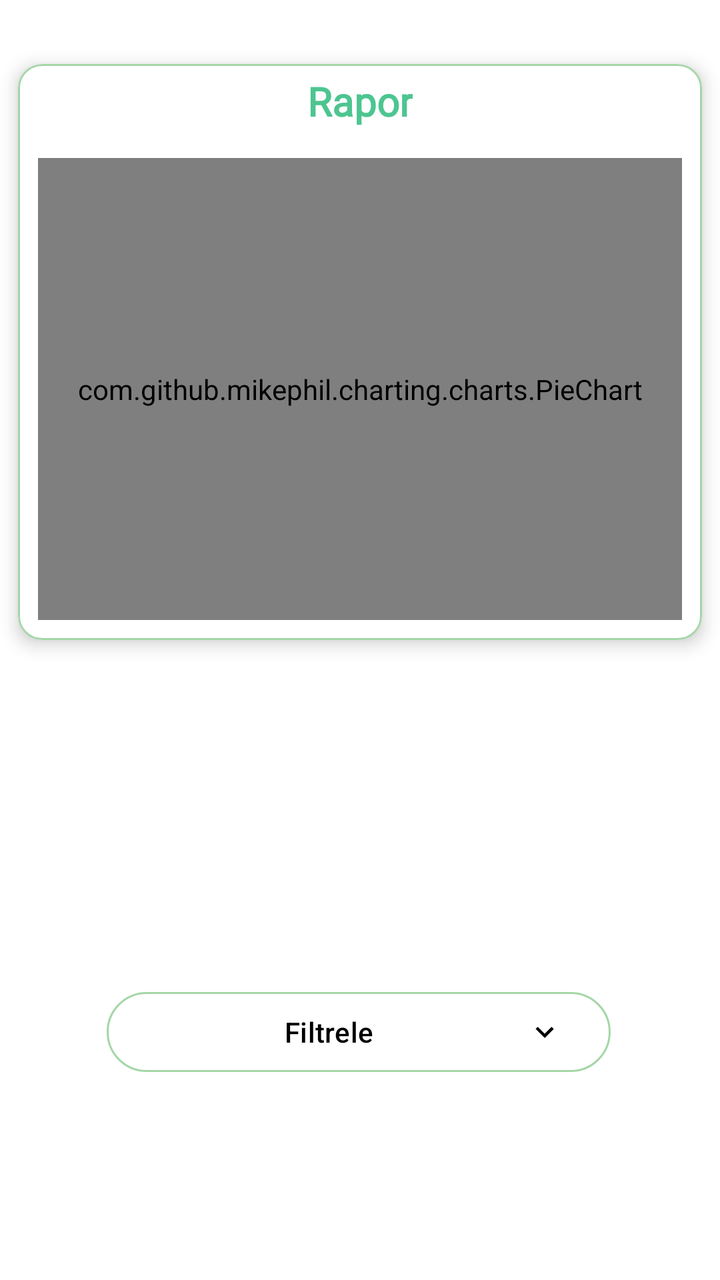
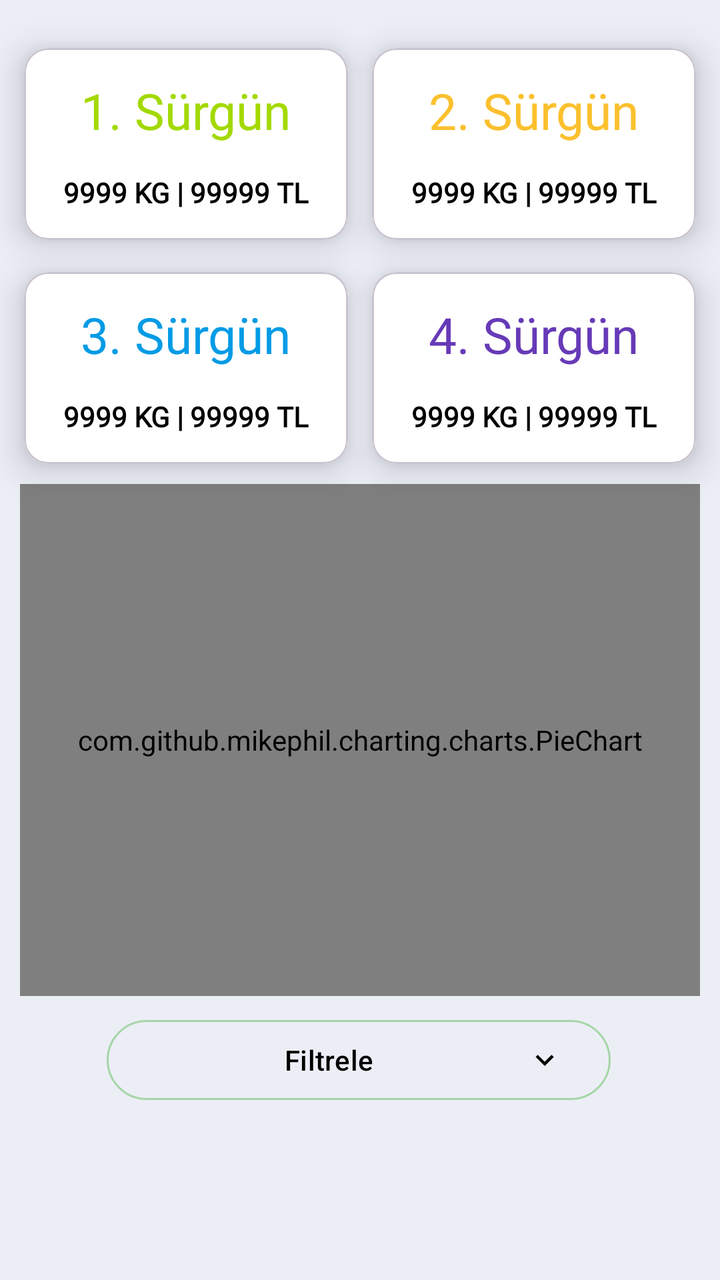

The first picture is an Android layout as it rendered before a commit; the second is the same layout after the commit. The layout source and the unified diff follow.
<!-- AndroidManifest.xml: application theme Theme.DesignExample -->
<!-- res/layout/fragment_birinci.xml -->
<?xml version="1.0" encoding="utf-8"?>
<androidx.constraintlayout.widget.ConstraintLayout xmlns:android="http://schemas.android.com/apk/res/android"
    xmlns:app="http://schemas.android.com/apk/res-auto"
    xmlns:tools="http://schemas.android.com/tools"
    android:layout_width="match_parent"
    android:layout_height="match_parent"
    android:background="@color/white"
    tools:context=".design.birinciFragment">


    <com.google.android.material.card.MaterialCardView
        android:id="@+id/materialCardView2"
        android:layout_width="0dp"
        android:layout_height="0dp"
        android:layout_marginTop="32dp"
        android:background="@drawable/card_view_gradient"
        android:backgroundTint="@color/white"
        app:cardElevation="5dp"
        app:strokeColor="#A5D6A7"
        app:layout_constraintEnd_toEndOf="parent"
        app:layout_constraintHeight_percent="0.45"
        app:layout_constraintStart_toStartOf="parent"
        app:layout_constraintTop_toTopOf="parent"
        app:layout_constraintWidth_percent="0.95">

        <androidx.constraintlayout.widget.ConstraintLayout
            android:layout_width="match_parent"
            android:layout_height="match_parent">

            <TextView
                android:id="@+id/textView2"
                android:layout_width="wrap_content"
                android:layout_height="wrap_content"
                android:fontFamily="@font/plus_jakarta_sans"
                android:padding="5dp"
                android:text="Rapor"
                android:textColor="@color/green"
                android:textSize="20sp"
                android:textStyle="bold"
                app:layout_constraintEnd_toEndOf="parent"
                app:layout_constraintStart_toStartOf="parent"
                app:layout_constraintTop_toTopOf="parent" />

            <com.github.mikephil.charting.charts.PieChart
                android:id="@+id/pieChart"
                android:layout_width="match_parent"
                android:layout_height="0dp"
                android:layout_margin="10dp"
                app:layout_constraintBottom_toBottomOf="parent"
                app:layout_constraintEnd_toEndOf="parent"
                app:layout_constraintHorizontal_bias="0.498"
                app:layout_constraintStart_toStartOf="parent"
                app:layout_constraintTop_toBottomOf="@+id/textView2" />

        </androidx.constraintlayout.widget.ConstraintLayout>


    </com.google.android.material.card.MaterialCardView>

    <Button
        android:id="@+id/YilBottomSheetButon"
        style="@style/Widget.Material3.Button.OutlinedButton.Icon"
        android:layout_width="0dp"
        android:layout_height="wrap_content"
        android:layout_marginBottom="100dp"
        android:text="Filtrele"
        android:textColor="@color/black"
        app:icon="@drawable/dropdown_icon"
        app:iconGravity="end"
        app:iconTint="@color/black"
        app:layout_constraintBottom_toBottomOf="parent"
        app:layout_constraintEnd_toEndOf="parent"
        app:layout_constraintHorizontal_bias="0.495"
        app:layout_constraintStart_toStartOf="parent"
        app:layout_constraintWidth_percent="0.7"
        app:rippleColor="#E9FFBF"
        app:strokeColor="#A5D6A7" />

    <androidx.recyclerview.widget.RecyclerView
        android:id="@+id/RaporRecyclerView"
        android:layout_width="0dp"
        android:layout_height="0dp"
        android:layout_margin="10dp"
        app:layout_constraintBottom_toTopOf="@+id/YilBottomSheetButon"
        app:layout_constraintEnd_toEndOf="parent"
        app:layout_constraintStart_toStartOf="parent"
        app:layout_constraintTop_toBottomOf="@+id/materialCardView2" />
</androidx.constraintlayout.widget.ConstraintLayout>
<!-- resources referenced by this layout -->
<resources>
  <color name="black">#FF000000</color>
  <color name="green">#4DC591</color>
  <color name="white">#FFFFFFFF</color>
  <!-- drawable card_view_gradient (drawable) -->
  <?xml version="1.0" encoding="utf-8"?>
  <shape xmlns:android="http://schemas.android.com/apk/res/android"
      android:shape="rectangle">
  
      <gradient
          android:startColor="#B3D9FF"
          android:centerColor="#FFFFFF"
          android:endColor="#E9FFBF"
          android:gradientRadius="0dp"
          android:angle="135"
          android:type="linear"
          android:centerX="0.5"
          android:centerY="0.3" />
  
  
  
  
  </shape>
  <!-- drawable dropdown_icon (drawable) -->
  <vector xmlns:android="http://schemas.android.com/apk/res/android" android:height="24dp" android:tint="#9DC778" android:viewportHeight="24" android:viewportWidth="24" android:width="24dp">
        
      <path android:fillColor="@android:color/white" android:pathData="M7.41,8.59L12,13.17l4.59,-4.58L18,10l-6,6 -6,-6 1.41,-1.41z"/>
      
  </vector>
  <style name="Theme.DesignExample" parent="Base.Theme.DesignExample" />
  <style name="Base.Theme.DesignExample" parent="Theme.Material3.DayNight.NoActionBar">
          
          
          <item name="android:statusBarColor">@color/black</item>
      </style>
</resources>

<!-- the commit's change to res/layout/fragment_birinci.xml (unified diff, before → after) -->
@@ -4,85 +4,232 @@
     xmlns:tools="http://schemas.android.com/tools"
     android:layout_width="match_parent"
     android:layout_height="match_parent"
-    android:background="@color/white"
+    android:background="#ECEEF6"
     tools:context=".design.birinciFragment">
 
-
-    <com.google.android.material.card.MaterialCardView
-        android:id="@+id/materialCardView2"
-        android:layout_width="0dp"
-        android:layout_height="0dp"
-        android:layout_marginTop="32dp"
-        android:background="@drawable/card_view_gradient"
-        android:backgroundTint="@color/white"
-        app:cardElevation="5dp"
-        app:strokeColor="#A5D6A7"
-        app:layout_constraintEnd_toEndOf="parent"
-        app:layout_constraintHeight_percent="0.45"
-        app:layout_constraintStart_toStartOf="parent"
-        app:layout_constraintTop_toTopOf="parent"
-        app:layout_constraintWidth_percent="0.95">
-
-        <androidx.constraintlayout.widget.ConstraintLayout
-            android:layout_width="match_parent"
-            android:layout_height="match_parent">
-
-            <TextView
-                android:id="@+id/textView2"
-                android:layout_width="wrap_content"
-                android:layout_height="wrap_content"
-                android:fontFamily="@font/plus_jakarta_sans"
-                android:padding="5dp"
-                android:text="Rapor"
-                android:textColor="@color/green"
-                android:textSize="20sp"
-                android:textStyle="bold"
-                app:layout_constraintEnd_toEndOf="parent"
-                app:layout_constraintStart_toStartOf="parent"
-                app:layout_constraintTop_toTopOf="parent" />
-
-            <com.github.mikephil.charting.charts.PieChart
-                android:id="@+id/pieChart"
-                android:layout_width="match_parent"
-                android:layout_height="0dp"
-                android:layout_margin="10dp"
-                app:layout_constraintBottom_toBottomOf="parent"
-                app:layout_constraintEnd_toEndOf="parent"
-                app:layout_constraintHorizontal_bias="0.498"
-                app:layout_constraintStart_toStartOf="parent"
-                app:layout_constraintTop_toBottomOf="@+id/textView2" />
-
-        </androidx.constraintlayout.widget.ConstraintLayout>
-
-
-    </com.google.android.material.card.MaterialCardView>
+    <com.github.mikephil.charting.charts.PieChart
+        android:id="@+id/pieChart"
+        android:layout_width="match_parent"
+        android:layout_height="0dp"
+        android:layout_margin="10dp"
+        app:layout_constraintEnd_toEndOf="parent"
+        app:layout_constraintHeight_percent="0.4"
+        app:layout_constraintHorizontal_bias="0.498"
+        app:layout_constraintStart_toStartOf="parent"
+        app:layout_constraintTop_toBottomOf="@+id/cardView8" />
 
     <Button
         android:id="@+id/YilBottomSheetButon"
         style="@style/Widget.Material3.Button.OutlinedButton.Icon"
         android:layout_width="0dp"
         android:layout_height="wrap_content"
-        android:layout_marginBottom="100dp"
+        android:layout_marginTop="8dp"
         android:text="Filtrele"
         android:textColor="@color/black"
         app:icon="@drawable/dropdown_icon"
         app:iconGravity="end"
         app:iconTint="@color/black"
-        app:layout_constraintBottom_toBottomOf="parent"
         app:layout_constraintEnd_toEndOf="parent"
         app:layout_constraintHorizontal_bias="0.495"
         app:layout_constraintStart_toStartOf="parent"
+        app:layout_constraintTop_toBottomOf="@+id/pieChart"
         app:layout_constraintWidth_percent="0.7"
         app:rippleColor="#E9FFBF"
         app:strokeColor="#A5D6A7" />
 
-    <androidx.recyclerview.widget.RecyclerView
-        android:id="@+id/RaporRecyclerView"
-        android:layout_width="0dp"
-        android:layout_height="0dp"
-        android:layout_margin="10dp"
-        app:layout_constraintBottom_toTopOf="@+id/YilBottomSheetButon"
-        app:layout_constraintEnd_toEndOf="parent"
-        app:layout_constraintStart_toStartOf="parent"
-        app:layout_constraintTop_toBottomOf="@+id/materialCardView2" />
+    <com.google.android.material.card.MaterialCardView
+        android:id="@+id/cardView9"
+        android:layout_width="0dp"
+        android:layout_height="0dp"
+        app:layout_constraintEnd_toEndOf="parent"
+        app:layout_constraintHeight_percent="0.15"
+        app:layout_constraintHorizontal_bias="0.5"
+        app:layout_constraintStart_toEndOf="@+id/cardView7"
+        app:layout_constraintTop_toTopOf="@+id/cardView7"
+        app:layout_constraintWidth_percent="0.45"
+        app:cardElevation="10dp">
+
+        <androidx.constraintlayout.widget.ConstraintLayout
+            android:layout_width="match_parent"
+            android:layout_height="match_parent"
+            android:background="@color/white">
+            <TextView
+                android:id="@+id/Surgun2"
+                android:layout_width="wrap_content"
+                android:layout_height="wrap_content"
+                android:fontFamily="@font/plus_jakarta_sans"
+                android:text="2. Sürgün"
+                android:textColor="@color/pieChart2"
+                android:textSize="25sp"
+                app:layout_constraintBottom_toTopOf="@+id/Surgun2Rapor"
+                app:layout_constraintEnd_toEndOf="parent"
+                app:layout_constraintStart_toStartOf="parent"
+                app:layout_constraintTop_toTopOf="parent"
+                app:layout_constraintVertical_bias="0.5" />
+
+            <TextView
+                android:id="@+id/Surgun2Rapor"
+                android:layout_width="wrap_content"
+                android:layout_height="wrap_content"
+                android:fontFamily="@font/plus_jakarta_sans"
+                android:text="9999 KG | 99999 TL"
+                android:textColor="@color/black"
+                android:textStyle="bold"
+                app:layout_constraintBottom_toBottomOf="parent"
+                app:layout_constraintEnd_toEndOf="parent"
+                app:layout_constraintStart_toStartOf="parent"
+                app:layout_constraintTop_toBottomOf="@+id/Surgun2"
+                app:layout_constraintVertical_bias="0.5" />
+
+        </androidx.constraintlayout.widget.ConstraintLayout>
+
+    </com.google.android.material.card.MaterialCardView>
+
+    <com.google.android.material.card.MaterialCardView
+        android:id="@+id/cardView7"
+        android:layout_width="0dp"
+        android:layout_height="0dp"
+        android:layout_marginTop="24dp"
+        android:background="@color/white"
+        app:cardElevation="10dp"
+        app:layout_constraintEnd_toStartOf="@+id/cardView9"
+        app:layout_constraintHeight_percent="0.15"
+        app:layout_constraintHorizontal_bias="0.5"
+        app:layout_constraintStart_toStartOf="parent"
+        app:layout_constraintTop_toTopOf="parent"
+        app:layout_constraintWidth_percent="0.45">
+
+        <androidx.constraintlayout.widget.ConstraintLayout
+            android:layout_width="match_parent"
+            android:layout_height="match_parent"
+            android:background="@color/white">
+
+            <TextView
+                android:id="@+id/Surgun1"
+                android:layout_width="wrap_content"
+                android:layout_height="wrap_content"
+                android:fontFamily="@font/plus_jakarta_sans"
+                android:text="1. Sürgün"
+                android:textColor="@color/pieChart"
+                android:textSize="25sp"
+                app:layout_constraintBottom_toTopOf="@+id/Surgun1Rapor"
+                app:layout_constraintEnd_toEndOf="parent"
+                app:layout_constraintStart_toStartOf="parent"
+                app:layout_constraintTop_toTopOf="parent"
+                app:layout_constraintVertical_bias="0.5" />
+
+            <TextView
+                android:id="@+id/Surgun1Rapor"
+                android:layout_width="wrap_content"
+                android:layout_height="wrap_content"
+                android:fontFamily="@font/plus_jakarta_sans"
+                android:text="9999 KG | 99999 TL"
+                android:textColor="@color/black"
+                android:textStyle="bold"
+                app:layout_constraintBottom_toBottomOf="parent"
+                app:layout_constraintEnd_toEndOf="parent"
+                app:layout_constraintStart_toStartOf="parent"
+                app:layout_constraintTop_toBottomOf="@+id/Surgun1"
+                app:layout_constraintVertical_bias="0.5" />
+        </androidx.constraintlayout.widget.ConstraintLayout>
+
+    </com.google.android.material.card.MaterialCardView>
+
+    <com.google.android.material.card.MaterialCardView
+        android:id="@+id/cardView10"
+        android:layout_width="0dp"
+        android:layout_height="0dp"
+        app:layout_constraintEnd_toEndOf="parent"
+        app:layout_constraintHeight_percent="0.15"
+        app:layout_constraintHorizontal_bias="0.5"
+        app:layout_constraintStart_toEndOf="@+id/cardView8"
+        app:layout_constraintTop_toTopOf="@+id/cardView8"
+        app:layout_constraintWidth_percent="0.45"
+        app:cardElevation="10dp">
+
+        <androidx.constraintlayout.widget.ConstraintLayout
+            android:layout_width="match_parent"
+            android:layout_height="match_parent"
+            android:background="@color/white">
+            <TextView
+                android:id="@+id/Surgun4"
+                android:layout_width="wrap_content"
+                android:layout_height="wrap_content"
+                android:fontFamily="@font/plus_jakarta_sans"
+                android:text="4. Sürgün"
+                android:textColor="@color/pieChart4"
+                android:textSize="25sp"
+                app:layout_constraintBottom_toTopOf="@+id/Surgun4Rapor"
+                app:layout_constraintEnd_toEndOf="parent"
+                app:layout_constraintStart_toStartOf="parent"
+                app:layout_constraintTop_toTopOf="parent"
+                app:layout_constraintVertical_bias="0.5" />
+
+            <TextView
+                android:id="@+id/Surgun4Rapor"
+                android:layout_width="wrap_content"
+                android:layout_height="wrap_content"
+                android:fontFamily="@font/plus_jakarta_sans"
+                android:text="9999 KG | 99999 TL"
+                android:textColor="@color/black"
+                android:textStyle="bold"
+                app:layout_constraintBottom_toBottomOf="parent"
+                app:layout_constraintEnd_toEndOf="parent"
+                app:layout_constraintStart_toStartOf="parent"
+                app:layout_constraintTop_toBottomOf="@+id/Surgun4"
+                app:layout_constraintVertical_bias="0.5" />
+
+        </androidx.constraintlayout.widget.ConstraintLayout>
+
+    </com.google.android.material.card.MaterialCardView>
+
+    <com.google.android.material.card.MaterialCardView
+        android:id="@+id/cardView8"
+        android:layout_width="0dp"
+        android:layout_height="0dp"
+        android:layout_marginTop="16dp"
+        app:layout_constraintEnd_toStartOf="@+id/cardView10"
+        app:layout_constraintHeight_percent="0.15"
+        app:layout_constraintHorizontal_bias="0.5"
+        app:layout_constraintStart_toStartOf="parent"
+        app:layout_constraintTop_toBottomOf="@+id/cardView7"
+        app:layout_constraintWidth_percent="0.45"
+        app:cardElevation="10dp">
+
+        <androidx.constraintlayout.widget.ConstraintLayout
+            android:layout_width="match_parent"
+            android:layout_height="match_parent"
+            android:background="@color/white">
+            <TextView
+                android:id="@+id/Surgun3"
+                android:layout_width="wrap_content"
+                android:layout_height="wrap_content"
+                android:fontFamily="@font/plus_jakarta_sans"
+                android:text="3. Sürgün"
+                android:textColor="@color/pieChart3"
+                android:textSize="25sp"
+                app:layout_constraintBottom_toTopOf="@+id/Surgun3Rapor"
+                app:layout_constraintEnd_toEndOf="parent"
+                app:layout_constraintStart_toStartOf="parent"
+                app:layout_constraintTop_toTopOf="parent"
+                app:layout_constraintVertical_bias="0.5" />
+
+            <TextView
+                android:id="@+id/Surgun3Rapor"
+                android:layout_width="wrap_content"
+                android:layout_height="wrap_content"
+                android:fontFamily="@font/plus_jakarta_sans"
+                android:text="9999 KG | 99999 TL"
+                android:textColor="@color/black"
+                android:textStyle="bold"
+                app:layout_constraintBottom_toBottomOf="parent"
+                app:layout_constraintEnd_toEndOf="parent"
+                app:layout_constraintStart_toStartOf="parent"
+                app:layout_constraintTop_toBottomOf="@+id/Surgun3"
+                app:layout_constraintVertical_bias="0.5" />
+
+        </androidx.constraintlayout.widget.ConstraintLayout>
+
+    </com.google.android.material.card.MaterialCardView>
+
 </androidx.constraintlayout.widget.ConstraintLayout>
<!-- resource entries referenced after the edit -->
@@ -1,27 +1,11 @@
 <!-- resources referenced by this layout -->
 <resources>
   <color name="black">#FF000000</color>
-  <color name="green">#4DC591</color>
+  <color name="pieChart">#A3D900</color>
+  <color name="pieChart2">#FBC02D</color>
+  <color name="pieChart3">#029BE5</color>
+  <color name="pieChart4">#673AB7</color>
   <color name="white">#FFFFFFFF</color>
-  <!-- drawable card_view_gradient (drawable) -->
-  <?xml version="1.0" encoding="utf-8"?>
-  <shape xmlns:android="http://schemas.android.com/apk/res/android"
-      android:shape="rectangle">
-  
-      <gradient
-          android:startColor="#B3D9FF"
-          android:centerColor="#FFFFFF"
-          android:endColor="#E9FFBF"
-          android:gradientRadius="0dp"
-          android:angle="135"
-          android:type="linear"
-          android:centerX="0.5"
-          android:centerY="0.3" />
-  
-  
-  
-  
-  </shape>
   <!-- drawable dropdown_icon (drawable) -->
   <vector xmlns:android="http://schemas.android.com/apk/res/android" android:height="24dp" android:tint="#9DC778" android:viewportHeight="24" android:viewportWidth="24" android:width="24dp">
         
